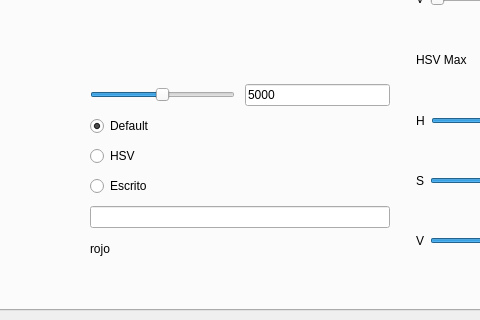
This is window.ui in AlbertoNM/color_detection_PyQt as Qt 5 draws it before an edit; both pictures show x 606 to 1086 and y 280 to 600 of the 1300 by 600 pixel window. The edited form follows.
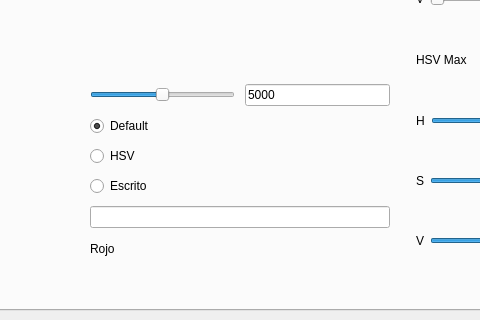
This is the edited form.

What changed in the file:
```diff
--- a/window.ui
+++ b/window.ui
@@ -228,7 +228,7 @@
             <item>
              <widget class="QLabel" name="label_color_name">
               <property name="text">
-               <string>rojo</string>
+               <string>Rojo</string>
               </property>
              </widget>
             </item>
```
Left out of the diff: 6 changed lines with no effect on the pictures.
